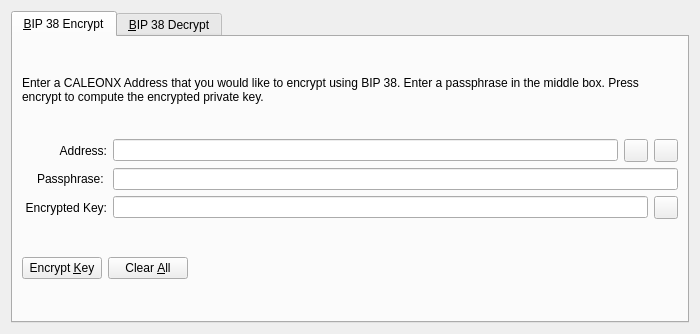
Before: the Qt Designer form src/qt/forms/bip38tooldialog.ui in CryptoCashBack-Hub/CCBC, drawn with Qt 5.
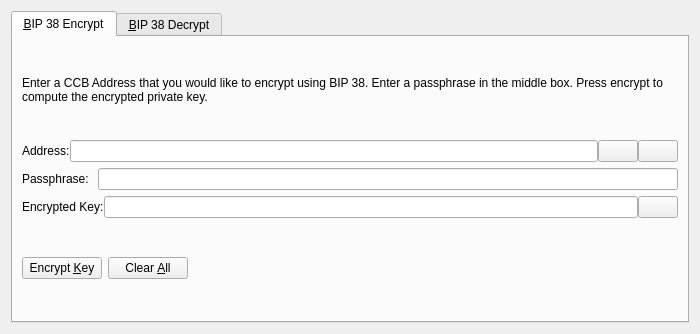
After: the same form once the commit is applied. The open tabs and pages were chosen to show the change. Icons and pictures are not drawn. Custom widgets are drawn as their Qt base class.

Patch:
```diff
--- a/src/qt/forms/bip38tooldialog.ui
+++ b/src/qt/forms/bip38tooldialog.ui
@@ -30,7 +30,7 @@
        <item>
         <widget class="QLabel" name="infoLabel_ENC">
          <property name="text">
-          <string>Enter a CALEONX Address that you would like to encrypt using BIP 38. Enter a passphrase in the middle box. Press encrypt to compute the encrypted private key.</string>
+          <string>Enter a CCB Address that you would like to encrypt using BIP 38. Enter a passphrase in the middle box. Press encrypt to compute the encrypted private key.</string>
          </property>
          <property name="textFormat">
           <enum>Qt::PlainText</enum>
@@ -42,17 +42,11 @@
        </item>
        <item>
         <layout class="QHBoxLayout" name="horizontalLayout_1_ENC">
+         <property name="spacing">
+          <number>0</number>
+         </property>
          <item>
           <widget class="QLabel" name="label_5">
-           <property name="alignment">
-            <set>Qt::AlignRight|Qt::AlignTrailing|Qt::AlignVCenter</set>
-           </property>
-           <property name="minimumSize">
-            <size>
-             <width>85</width>
-             <height>0</height>
-            </size>
-           </property>
            <property name="text">
             <string>Address:</string>
            </property>
@@ -66,7 +60,7 @@
           </widget>
          </item>
          <item>
-          <widget class="QToolButton" name="addressBookButton_ENC">
+          <widget class="QPushButton" name="addressBookButton_ENC">
            <property name="toolTip">
             <string>Choose previously used address</string>
            </property>
@@ -80,10 +74,13 @@
            <property name="shortcut">
             <string>Alt+A</string>
            </property>
+           <property name="autoDefault">
+            <bool>false</bool>
+           </property>
           </widget>
          </item>
          <item>
-          <widget class="QToolButton" name="pasteButton_ENC">
+          <widget class="QPushButton" name="pasteButton_ENC">
            <property name="toolTip">
             <string>Paste address from clipboard</string>
            </property>
@@ -97,6 +94,9 @@
            <property name="shortcut">
             <string>Alt+P</string>
            </property>
+           <property name="autoDefault">
+            <bool>false</bool>
+           </property>
           </widget>
          </item>
         </layout>
@@ -105,15 +105,6 @@
         <layout class="QHBoxLayout" name="horizontalLayout_5">
          <item>
           <widget class="QLabel" name="label_6">
-           <property name="alignment">
-            <set>Qt::AlignRight|Qt::AlignTrailing|Qt::AlignVCenter</set>
-           </property>
-           <property name="minimumSize">
-            <size>
-             <width>85</width>
-             <height>0</height>
-            </size>
-           </property>
            <property name="text">
             <string>Passphrase: </string>
            </property>
@@ -130,17 +121,11 @@
        </item>
        <item>
         <layout class="QHBoxLayout" name="horizontalLayout_2_ENC">
+         <property name="spacing">
+          <number>0</number>
+         </property>
          <item>
           <widget class="QLabel" name="encryptedKeyLabel_ENC">
-           <property name="alignment">
-            <set>Qt::AlignRight|Qt::AlignTrailing|Qt::AlignVCenter</set>
-           </property>
-           <property name="minimumSize">
-            <size>
-             <width>85</width>
-             <height>0</height>
-            </size>
-           </property>
            <property name="text">
             <string>Encrypted Key:</string>
            </property>
@@ -162,7 +147,7 @@
           </widget>
          </item>
          <item>
-          <widget class="QToolButton" name="copyKeyButton_ENC">
+          <widget class="QPushButton" name="copyKeyButton_ENC">
            <property name="toolTip">
             <string>Copy the current signature to the system clipboard</string>
            </property>
@@ -173,6 +158,9 @@
             <iconset resource="../caleonx.qrc">
              <normaloff>:/icons/editcopy</normaloff>:/icons/editcopy</iconset>
            </property>
+           <property name="autoDefault">
+            <bool>false</bool>
+           </property>
           </widget>
          </item>
         </layout>
```
Left out of the diff: 66 changed lines with no effect on the pictures.
